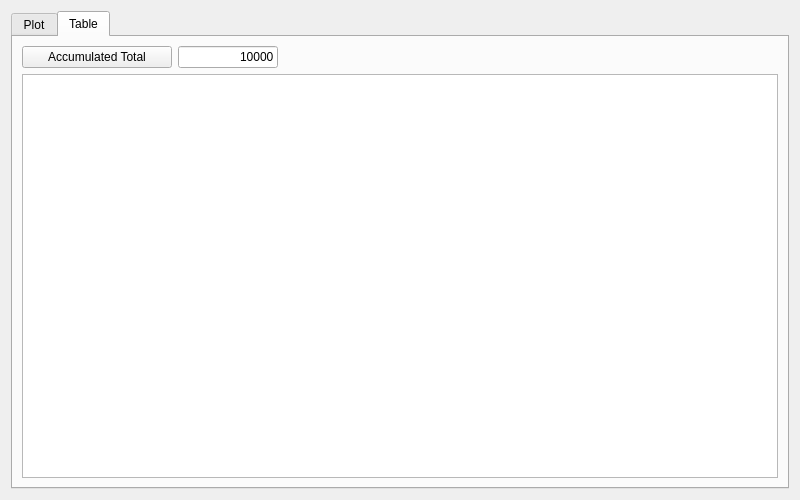
This is statisticsfrom.ui in eagerber/accounting as Qt 5 draws it before an edit. The edited form follows.
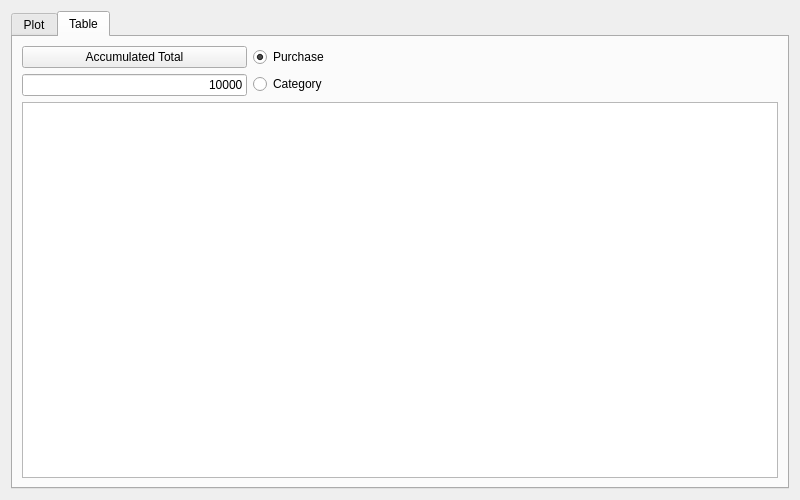
This is the edited form. The open tabs and pages were chosen to show the change. Custom widgets are drawn as their Qt base class.

What changed in the file:
```diff
--- a/statisticsfrom.ui
+++ b/statisticsfrom.ui
@@ -73,7 +73,9 @@
       </attribute>
       <layout class="QVBoxLayout" name="verticalLayout_3">
        <item>
-        <layout class="QHBoxLayout" name="horizontalLayout_2">
+        <layout class="QGridLayout" name="gridLayout_2">
+         <item row="1" column="0">
+          <layout class="QVBoxLayout" name="verticalLayout_2">
          <item>
           <widget class="QPushButton" name="accumulateSumByDatePushButton">
            <property name="minimumSize">
@@ -89,6 +91,12 @@
          </item>
          <item>
           <widget class="QLineEdit" name="maxTotalLineEdit">
+             <property name="sizePolicy">
+              <sizepolicy hsizetype="Expanding" vsizetype="Fixed">
+               <horstretch>0</horstretch>
+               <verstretch>0</verstretch>
+              </sizepolicy>
+             </property>
            <property name="minimumSize">
             <size>
              <width>100</width>
@@ -97,7 +105,7 @@
            </property>
            <property name="maximumSize">
             <size>
-             <width>100</width>
+               <width>16777215</width>
              <height>16777215</height>
             </size>
            </property>
@@ -109,7 +117,9 @@
            </property>
           </widget>
          </item>
-         <item>
+          </layout>
+         </item>
+         <item row="1" column="4">
           <spacer name="horizontalSpacer_2">
            <property name="orientation">
             <enum>Qt::Horizontal</enum>
@@ -122,6 +132,40 @@
            </property>
           </spacer>
          </item>
+         <item row="1" column="3">
+          <spacer name="horizontalSpacer_3">
+           <property name="orientation">
+            <enum>Qt::Horizontal</enum>
+           </property>
+           <property name="sizeHint" stdset="0">
+            <size>
+             <width>40</width>
+             <height>20</height>
+            </size>
+           </property>
+          </spacer>
+         </item>
+         <item row="1" column="2">
+          <layout class="QVBoxLayout" name="verticalLayout_4">
+           <item>
+            <widget class="QRadioButton" name="purchaseRadioButton">
+             <property name="text">
+              <string>Purchase</string>
+             </property>
+             <property name="checked">
+              <bool>true</bool>
+             </property>
+            </widget>
+           </item>
+           <item>
+            <widget class="QRadioButton" name="categoryRadioButton">
+             <property name="text">
+              <string>Category</string>
+             </property>
+            </widget>
+           </item>
+          </layout>
+         </item>
         </layout>
        </item>
        <item>
```
Left out of the diff: 2 changed lines with no effect on the pictures. Lines whose indentation alone changed are shown as unchanged.
